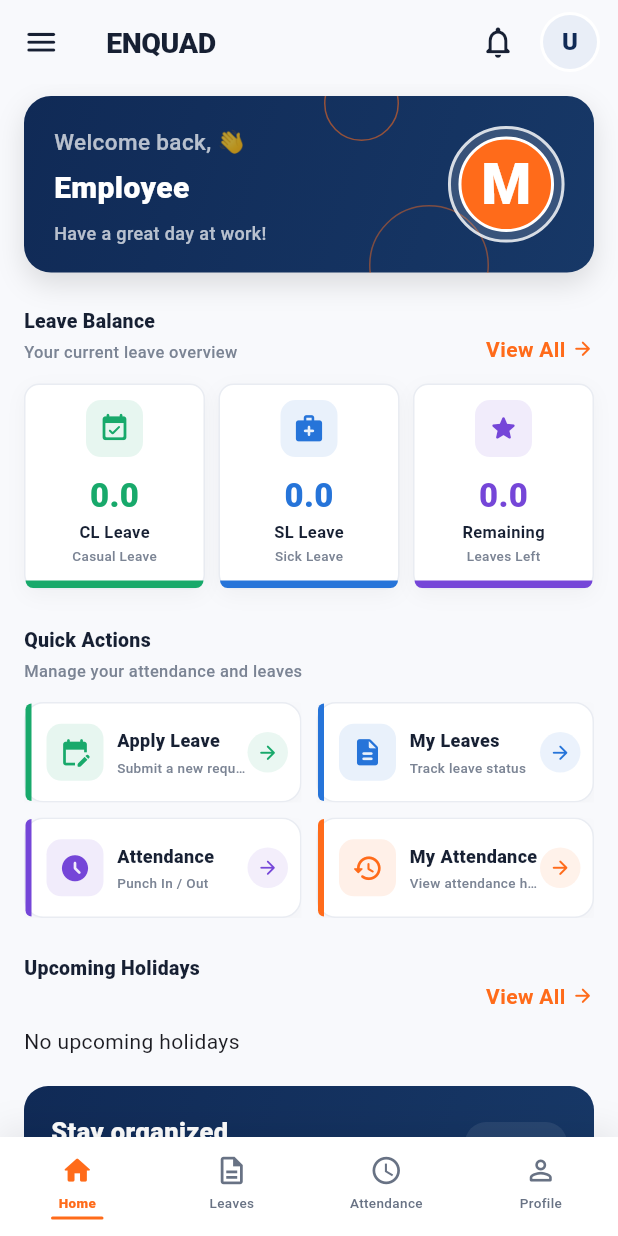
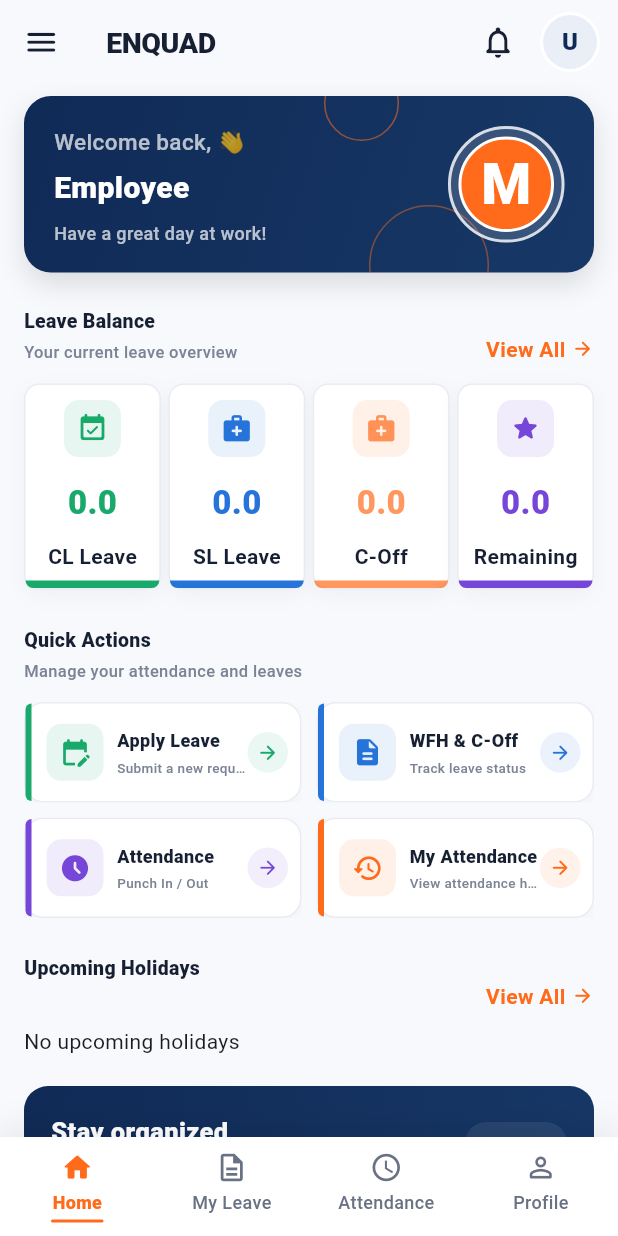
Before and after one commit to siddheshwarshingare/leave_application, a Flutter app: the DashboardScreen screen opened directly, on a phone screen of 412 x 824 dp. Run offline on Flutter 3.47's test engine with Material 3 defaults, Android fonts, the light colour scheme and no system bars; our stand-ins replace cloud_firestore, firebase_auth, firebase_core, firebase_messaging, geolocator, shared_preferences; missing offline and left inert: emailjs; accounts and stored records are empty.

Commit message:
c-off added

```diff
--- a/lib/screens/dashboard_screen.dart
+++ b/lib/screens/dashboard_screen.dart
@@ -2,6 +2,7 @@
 import 'package:cloud_firestore/cloud_firestore.dart';
 import 'package:flutter/material.dart';
 import 'package:intl/intl.dart';
+import 'package:leave_application/screens/apply_c_off_screen.dart';
 import 'package:leave_application/screens/attendance_screen.dart';
 import 'package:leave_application/screens/employee_attedance_screen.dart';
 import 'package:leave_application/screens/leave_history_screen.dart';
@@ -312,7 +313,7 @@
             ],
           ),
           child: Container(
-            height: 155,
+            height: MediaQuery.sizeOf(context).height / 2,
             padding: const EdgeInsets.all(16),
             child: Column(
               crossAxisAlignment: CrossAxisAlignment.start,
@@ -1139,10 +1140,10 @@
   // LEAVE CARD
   // ================================================================
 
-  Widget _referenceLeaveCard({
+  Widget referenceLeaveCard({
     required String title,
     required String value,
-    required String subtitle,
+    // required String subtitle,
     required Color color,
     required IconData icon,
   }) {
@@ -1176,7 +1177,7 @@
                 child: Icon(icon, color: color, size: 21),
               ),
             ),
-            SizedBox(height: 10),
+            SizedBox(height: 15),
             Padding(
               padding: const EdgeInsets.symmetric(horizontal: 0.0),
               child: Text(
@@ -1189,7 +1190,7 @@
               ),
             ),
 
-            const SizedBox(height: 1),
+            const SizedBox(height: 10),
 
             Padding(
               padding: const EdgeInsets.symmetric(horizontal: 0.0),
@@ -1197,25 +1198,12 @@
                 title,
                 style: const TextStyle(
                   color: _textDark,
-                  fontSize: 11,
+                  fontSize: 14,
                   fontWeight: FontWeight.w700,
                 ),
               ),
             ),
 
-            const SizedBox(height: 1),
-
-            Padding(
-              padding: const EdgeInsets.symmetric(horizontal: 0.0),
-              child: Text(
-                subtitle,
-                style: const TextStyle(
-                  color: _textGrey,
-                  fontSize: 9,
-                  fontWeight: FontWeight.w500,
-                ),
-              ),
-            ),
             Spacer(),
             Container(
               height: 5,
@@ -1534,7 +1522,7 @@
 
               _bottomNavItem(
                 icon: Icons.description_outlined,
-                label: "Leaves",
+                label: "My Leave",
                 onTap: () {
                   Navigator.push(
                     context,
@@ -1596,7 +1584,7 @@
               label,
               style: TextStyle(
                 color: color,
-                fontSize: 9,
+                fontSize: 12,
                 fontWeight: selected ? FontWeight.w800 : FontWeight.w500,
               ),
             ),
@@ -1785,30 +1773,38 @@
 
                 Row(
                   children: [
-                    _referenceLeaveCard(
+                    referenceLeaveCard(
                       title: "CL Leave",
                       value: clLeave.toString(),
-                      subtitle: "Casual Leave",
+                      // subtitle: "Casual Leave",
                       color: _green,
                       icon: Icons.event_available_rounded,
                     ),
 
-                    const SizedBox(width: 9),
-
-                    _referenceLeaveCard(
+                    const SizedBox(width: 5),
+
+                    referenceLeaveCard(
                       title: "SL Leave",
                       value: slLeave.toString(),
-                      subtitle: "Sick Leave",
+                      // subtitle: "Sick Leave",
                       color: _blue,
                       icon: Icons.medical_services_rounded,
                     ),
-
-                    const SizedBox(width: 9),
-
-                    _referenceLeaveCard(
+                    const SizedBox(width: 5),
+
+                    referenceLeaveCard(
+                      title: "C-Off",
+                      value: slLeave.toString(),
+                      // subtitle: "c-off",
+                      color: _orange.withValues(alpha: 0.7),
+                      icon: Icons.medical_services_rounded,
+                    ),
+                    const SizedBox(width: 5),
+
+                    referenceLeaveCard(
                       title: "Remaining",
                       value: remainingLeave.toString(),
-                      subtitle: "Leaves Left",
+                      // subtitle: "Leaves Left",
                       color: _purple,
                       icon: Icons.star_rounded,
                     ),
@@ -1849,7 +1845,7 @@
                     const SizedBox(width: 10),
 
                     _referenceActionCard(
-                      title: "My Leaves",
+                      title: "WFH & C-Off",
                       subtitle: "Track leave status",
                       icon: Icons.description_rounded,
                       color: _blue,
@@ -1859,7 +1855,7 @@
                         Navigator.push(
                           context,
                           MaterialPageRoute(
-                            builder: (_) => const LeaveHistoryScreen(),
+                            builder: (_) => const ApplyCOffScreen(),
                           ),
                         );
                       },
```
